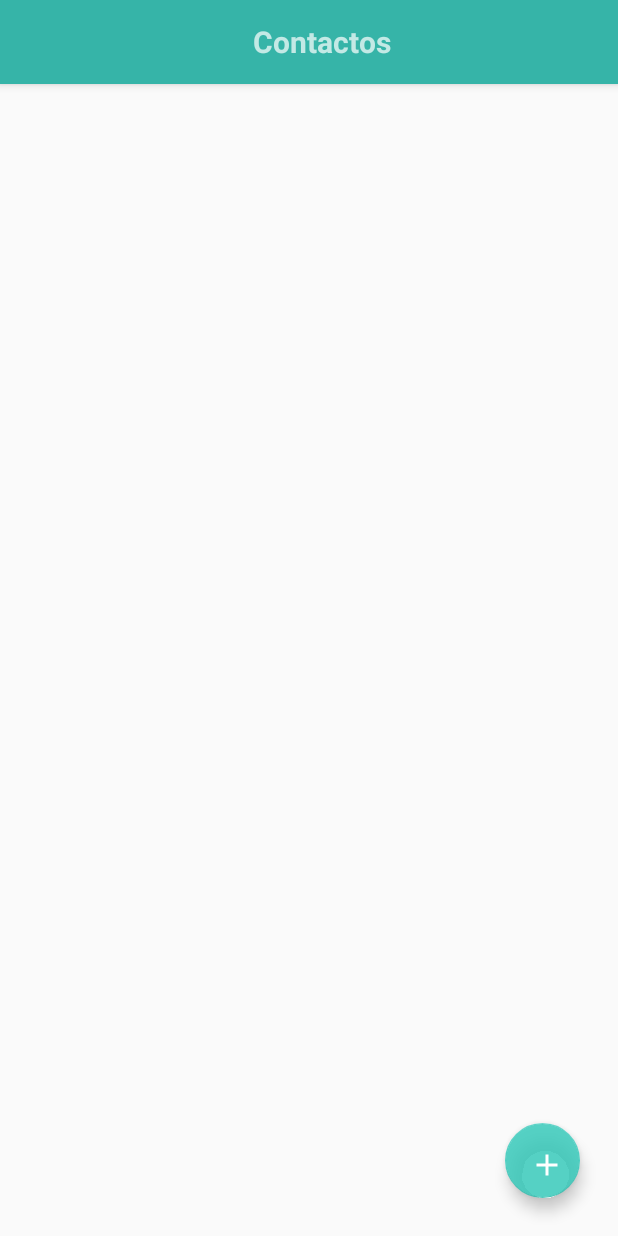
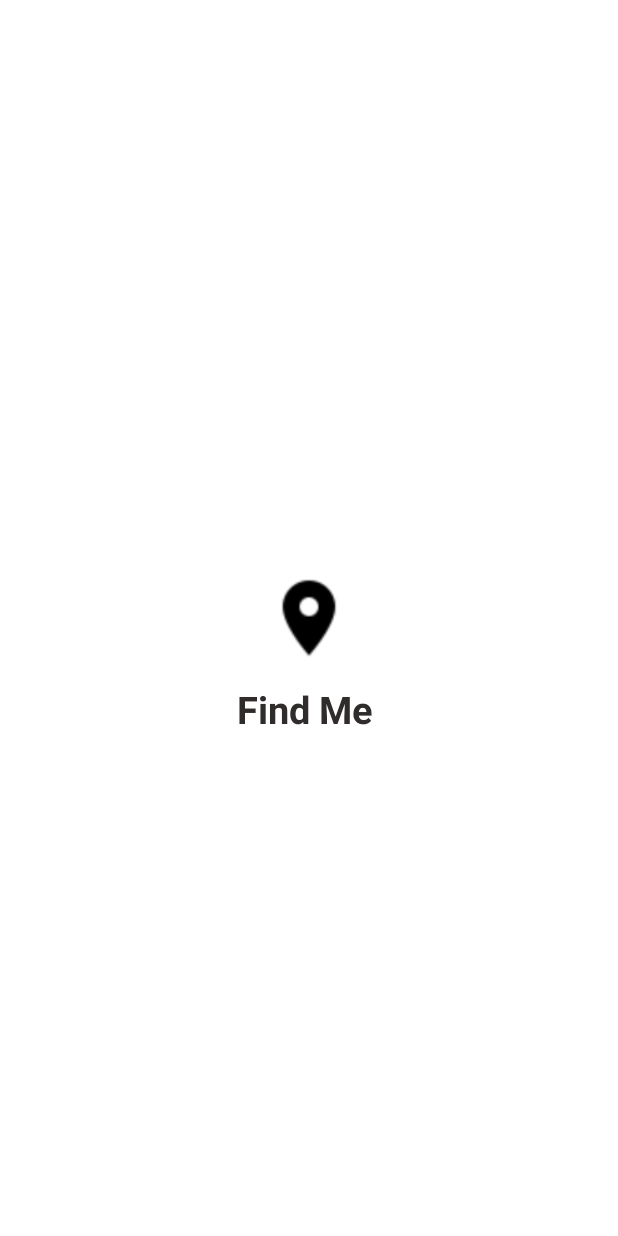
Before and after one commit to KevinAlexis/FindMeTest, an Android app: the first screen one second after launch (RegistroActivity before the commit, SplashActivity after it), on a phone screen of 412 x 824 dp. Run offline under Robolectric (Android 15) with nearby library versions, the phone set to English and light mode, and no system bars.

Commit message:
last update

```diff
--- /dev/null
+++ b/app/src/main/java/com/pilambda/findmerenew/Actividades/SplashActivity.kt
@@ -0,0 +1,20 @@
+package com.pilambda.findmerenew.Actividades
+
+import android.content.Intent
+import android.support.v7.app.AppCompatActivity
+import android.os.Bundle
+import android.os.Handler
+import com.pilambda.findmerenew.R
+
+class SplashActivity : AppCompatActivity() {
+
+    override fun onCreate(savedInstanceState: Bundle?) {
+        super.onCreate(savedInstanceState)
+        setContentView(R.layout.activity_splash)
+        Handler().postDelayed({
+            val intent = Intent(this, MenuActivity::class.java)
+            startActivity(intent)
+            finish()
+        }, 2400)
+    }
+}
--- a/app/src/main/java/com/pilambda/findmerenew/MySmsReceiber.java
+++ b/app/src/main/java/com/pilambda/findmerenew/MySmsReceiber.java
@@ -51,7 +51,6 @@ public class MySmsReceiber extends BroadcastReceiver {
                         Log.i(MyConstants.APPNAKME,"Hello SMS");
                         Intent newIntent = new Intent("android.provider.action.SmsReceiver");
                         newIntent.putExtra(MyConstants.SMS_MESSAGE_RECEIVED, msgBody);
-
                         context.sendBroadcast(newIntent);
                     }
                 }catch(Exception e){
--- /dev/null
+++ b/app/src/main/res/layout/activity_splash.xml
@@ -0,0 +1,35 @@
+<?xml version="1.0" encoding="utf-8"?>
+<RelativeLayout
+    xmlns:android="http://schemas.android.com/apk/res/android"
+    xmlns:app="http://schemas.android.com/apk/res-auto"
+    xmlns:tools="http://schemas.android.com/tools"
+    android:layout_width="match_parent"
+    android:layout_height="match_parent"
+    android:background="#ffffff"
+    tools:context="com.pilambda.findmerenew.Actividades.SplashActivity">
+
+
+
+    <ImageView
+        android:layout_width="60dp"
+        android:layout_height="60dp"
+        android:layout_centerInParent="true"
+        android:src="@mipmap/ic_launcher"
+        android:id="@+id/imageView" />
+
+    <TextView
+        android:layout_width="match_parent"
+        android:layout_height="wrap_content"
+        android:layout_alignParentLeft="true"
+        android:layout_alignParentStart="true"
+        android:layout_below="@+id/imageView"
+        android:layout_marginTop="13dp"
+        android:gravity="center"
+        android:text="Find Me "
+        android:textColor="#312c2c"
+        android:textSize="25sp"
+        android:textStyle="bold"
+        />
+
+
+</RelativeLayout>
--- a/app/src/main/res/values/styles.xml
+++ b/app/src/main/res/values/styles.xml
@@ -1,12 +1,17 @@
 <resources>
 
     <!-- Base application theme. -->
-    <style name="AppTheme" parent="Theme.AppCompat.Light.DarkActionBar">
+    <!--  -->
+    <style name="AppTheme" parent="Theme.AppCompat.Light">
         <!-- Customize your theme here. -->
         <item name="colorPrimary">@color/colorPrimary</item>
         <item name="colorPrimaryDark">@color/colorPrimaryDark</item>
         <item name="colorAccent">@color/colorAccent</item>
     </style>
+
+    <style name="AppThemeSplash" parent="Theme.AppCompat.NoActionBar">
+    </style>
+
 
     <style name="AppTheme.NoActionBar">
         <item name="windowActionBar">false</item>
```
Also changed, not shown: app/build.gradle (+20 -0 lines), app/src/main/AndroidManifest.xml (+24 -29 lines), app/src/main/java/com/pilambda/findmerenew/Actividades/MapsActivity.java (+67 -3 lines), app/src/main/java/com/pilambda/findmerenew/Fragments/HomeFragment.java (+7 -1 lines), app/src/main/java/com/pilambda/findmerenew/MyConstants/UtilFunctions.java (added, +32 -0 lines), 1 other file.
